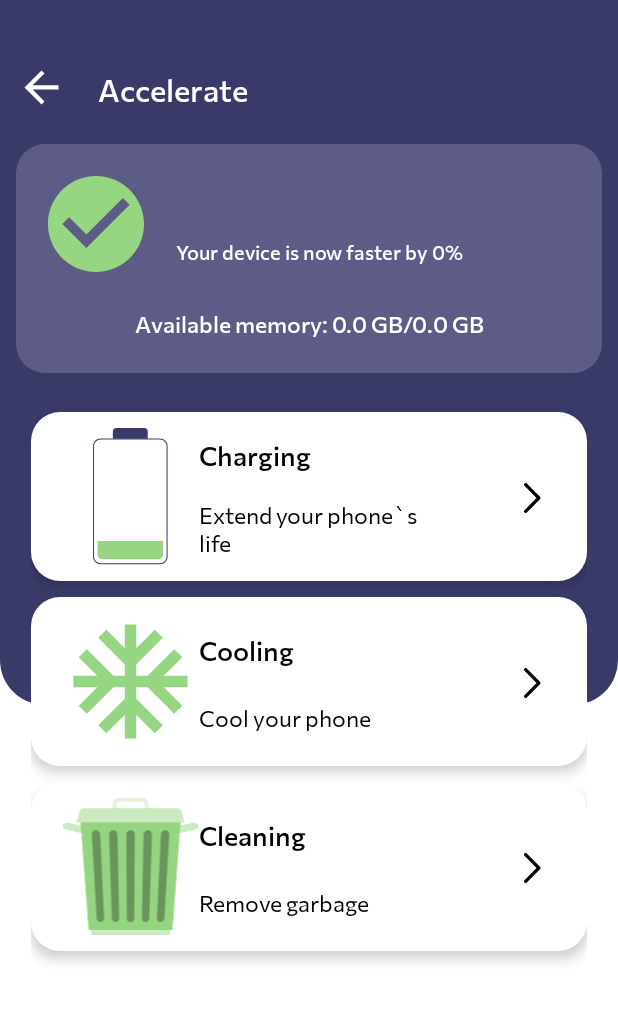
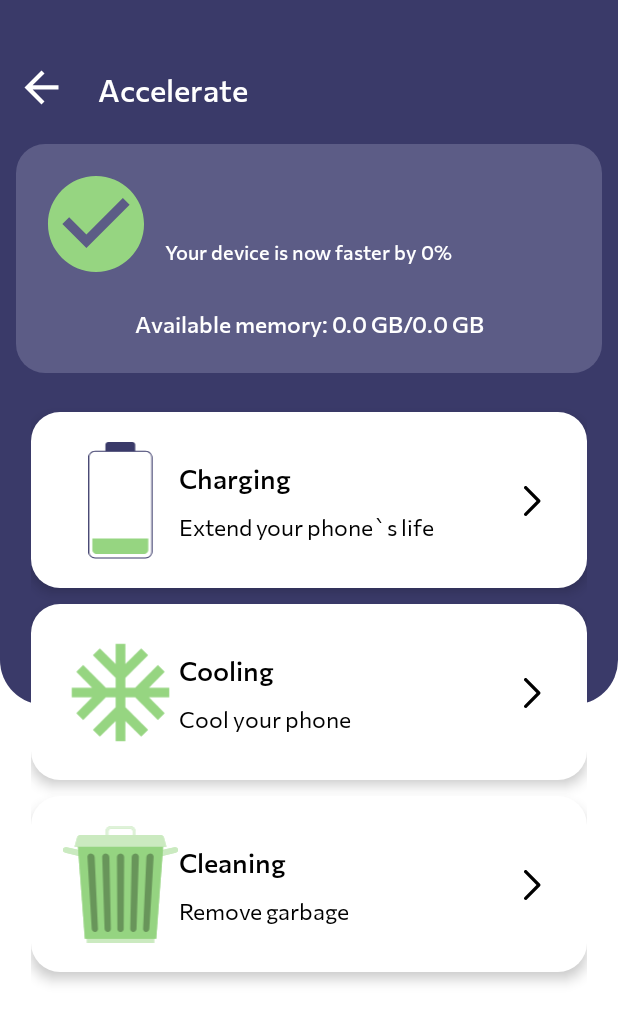
Before and after one commit to bogatovnikita/MagicHelper, an Android app: the ResultFragment screen opened through its navigation route, on a phone screen of 412 x 824 dp. Shown: the top 1022 px of the screen. Run offline under Robolectric (Android 15) with nearby library versions, the phone set to English and light mode, and no system bars; our stand-ins replace sdp/ssp sizes; libraries missing offline, so code that uses them is left out: com.ads.library, com.yandex.metrica; plain views replace AdView; 7 statements that could not run were skipped.

```diff
--- a/app/src/main/AndroidManifest.xml
+++ b/app/src/main/AndroidManifest.xml
@@ -4,6 +4,9 @@
 
     <uses-permission android:name="com.android.vending.BILLING" />
     <uses-permission android:name="android.permission.INTERNET" />
+    <uses-permission android:name="android.permission.BLUETOOTH"/>
+    <uses-permission android:name="android.permission.BLUETOOTH_ADMIN"/>
+    <uses-permission android:name="android.permission.CHANGE_WIFI_STATE"/>
 
     <application
         android:name=".AppClass"
--- a/app/src/main/java/ar/cleaner/first/pf/ui/cpu/CpuFragment.kt
+++ b/app/src/main/java/ar/cleaner/first/pf/ui/cpu/CpuFragment.kt
@@ -69,7 +69,6 @@ class CpuFragment(
         }
     }
 
-
     private fun initView() {
         BatInfoReceiver.getBatteryInfo().observe(viewLifecycleOwner) {
             binding.percentTv.text = getString(R.string.temperature_D, it)
--- a/app/src/main/res/layout/fragment_cleaning.xml
+++ b/app/src/main/res/layout/fragment_cleaning.xml
@@ -99,7 +99,7 @@
         android:fontFamily="@font/heraclito_medium"
         android:text="@string/garbage_detected"
         android:textColor="@color/white"
-        android:textSize="@dimen/_14ssp"
+        android:textSize="@dimen/_12ssp"
         app:layout_constraintBottom_toTopOf="@id/second_description_tv"
         app:layout_constraintEnd_toEndOf="@id/first_view_for_background"
         app:layout_constraintHorizontal_bias="0"
@@ -114,13 +114,12 @@
         android:fontFamily="@font/heraclito_medium"
         android:text="@string/deleting_unwanted_files_is_safe"
         android:textColor="@color/white"
-        android:textSize="@dimen/_12ssp"
+        android:textSize="@dimen/_10ssp"
         app:layout_constraintBottom_toBottomOf="@id/first_view_for_background"
         app:layout_constraintEnd_toEndOf="@id/first_view_for_background"
         app:layout_constraintHorizontal_bias="0"
         app:layout_constraintStart_toStartOf="@id/first_view_for_background"
         app:layout_constraintTop_toBottomOf="@id/first_description_tv" />
-
 
     <androidx.constraintlayout.widget.Group
         android:id="@+id/group_not_optimized"
--- a/app/src/main/res/layout/fragment_result.xml
+++ b/app/src/main/res/layout/fragment_result.xml
@@ -82,7 +82,7 @@
         android:id="@+id/first_description_tv"
         android:layout_width="0dp"
         android:layout_height="wrap_content"
-        android:layout_marginHorizontal="@dimen/_16sdp"
+        android:layout_marginHorizontal="@dimen/_10sdp"
         android:fontFamily="@font/heraclito_medium"
         android:textColor="@color/white"
         android:textSize="@dimen/_16ssp"
@@ -90,13 +90,13 @@
         app:layout_constraintEnd_toEndOf="@id/view_for_background"
         app:layout_constraintStart_toEndOf="@id/icon_is_done"
         app:layout_constraintTop_toTopOf="@id/icon_is_done"
-        tools:text="@string/released_F_gb" />
+        tools:text="@string/released_D_gb" />
 
     <TextView
         android:id="@+id/second_description_tv"
         android:layout_width="0dp"
         android:layout_height="wrap_content"
-        android:layout_marginHorizontal="@dimen/_16sdp"
+        android:layout_marginHorizontal="@dimen/_10sdp"
         android:fontFamily="@font/heraclito_medium"
         android:textColor="@color/white"
         android:textSize="@dimen/_10ssp"
--- a/app/src/main/res/layout/item_menu_horizontal.xml
+++ b/app/src/main/res/layout/item_menu_horizontal.xml
@@ -3,7 +3,7 @@
     xmlns:app="http://schemas.android.com/apk/res-auto"
     xmlns:tools="http://schemas.android.com/tools"
     android:layout_width="match_parent"
-    android:layout_height="wrap_content"
+    android:layout_height="@dimen/_90sdp"
     android:layout_marginTop="@dimen/_4sdp"
     android:layout_marginBottom="@dimen/_4sdp"
     android:background="@drawable/card_corners_white_min_corners"
@@ -11,8 +11,8 @@
 
     <ImageView
         android:id="@+id/icon_iv"
-        android:layout_width="@dimen/_70sdp"
-        android:layout_height="@dimen/_70sdp"
+        android:layout_width="@dimen/_60sdp"
+        android:layout_height="@dimen/_60sdp"
         android:layout_marginStart="@dimen/_16sdp"
         android:layout_marginTop="@dimen/_8sdp"
         android:layout_marginBottom="@dimen/_8sdp"
@@ -24,11 +24,13 @@
     <TextView
         android:id="@+id/title_tv"
         android:layout_width="0dp"
+        android:maxLines="1"
         android:layout_height="wrap_content"
         android:layout_marginEnd="@dimen/_16sdp"
         android:fontFamily="@font/heraclito_medium"
         android:textColor="@color/black"
         android:textSize="@dimen/_14ssp"
+        app:layout_constraintVertical_chainStyle="packed"
         app:layout_constraintBottom_toTopOf="@id/description_tv"
         app:layout_constraintEnd_toStartOf="@id/icon_arrow"
         app:layout_constraintStart_toEndOf="@id/icon_iv"
@@ -39,9 +41,11 @@
         android:id="@+id/description_tv"
         android:layout_width="0dp"
         android:layout_height="wrap_content"
+        android:layout_marginTop="@dimen/_6sdp"
         android:layout_marginEnd="@dimen/_32sdp"
         android:fontFamily="@font/heraclito_regular"
         android:textColor="@color/black"
+        android:maxLines="2"
         android:textSize="@dimen/_12ssp"
         app:layout_constraintBottom_toBottomOf="parent"
         app:layout_constraintEnd_toStartOf="@id/icon_arrow"
--- a/app/src/main/res/values/strings.xml
+++ b/app/src/main/res/values/strings.xml
@@ -8,7 +8,7 @@
     <string name="released_F_gb">Released %.1f GB</string>
     <string name="the_phone_does_not_need_cooling_at_the_moment">Phone does not need to be cooled at this time!</string>
     <string name="clean_junk_description">Clean Up!</string>
-    <string name="released_D_gb">Free %d GB</string>
+    <string name="released_D_gb">Free %d Mb</string>
     <string name="theres_not_much_left">Not much left…</string>
     <string name="remaining_charging_time_D_h_D_min">Remaining charging time %d h %d min</string>
     <string name="cooling_cpu">Cooling</string>
@@ -16,7 +16,7 @@
     <string name="deleting_unwanted_files_is_safe">Delete unwanted files safely</string>
     <string name="now_the_device_is_accelerated_by_D">Your device is now faster by %d%%</string>
     <string name="optimize">Optimize</string>
-    <string name="mb_D">%d mb</string>
+    <string name="mb_D">%d Mb</string>
     <string name="normal_mode">Normal</string>
     <string name="residual_files">Residual files</string>
     <string name="modes_of_increasing_the_working_time">Modes to boost uptime</string>
```
Also changed, not shown: app/src/main/java/ar/cleaner/first/pf/result/ResultFragment.kt (+7 -3 lines), app/src/main/java/ar/cleaner/first/pf/ui/battery/BatteryProgressFragment.kt (+16 -1 lines), app/src/main/java/ar/cleaner/first/pf/ui/boost/BoostProgressFragment.kt (+13 -0 lines), app/src/main/java/ar/cleaner/first/pf/ui/cpu/CpuProgressFragment.kt (+13 -0 lines), app/src/main/java/ar/cleaner/first/pf/ui/first_scanning/FirstScanningFragment.kt (+14 -0 lines), app/src/main/java/ar/cleaner/first/pf/ui/junk/JunkProgressFragment.kt (+14 -0 lines), app/src/main/java/ar/cleaner/first/pf/utils/Utils.kt (+7 -9 lines), app/src/main/java/ar/cleaner/first/pf/utils/WifiSwitch.kt (added, +17 -0 lines), 8 other files.
